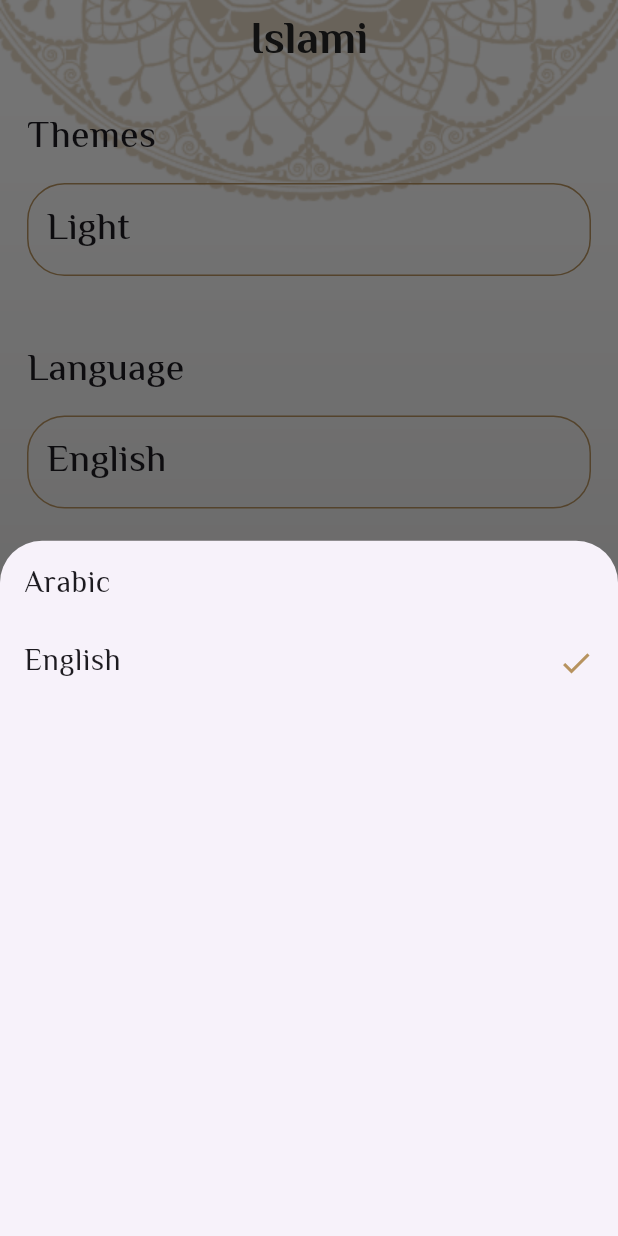
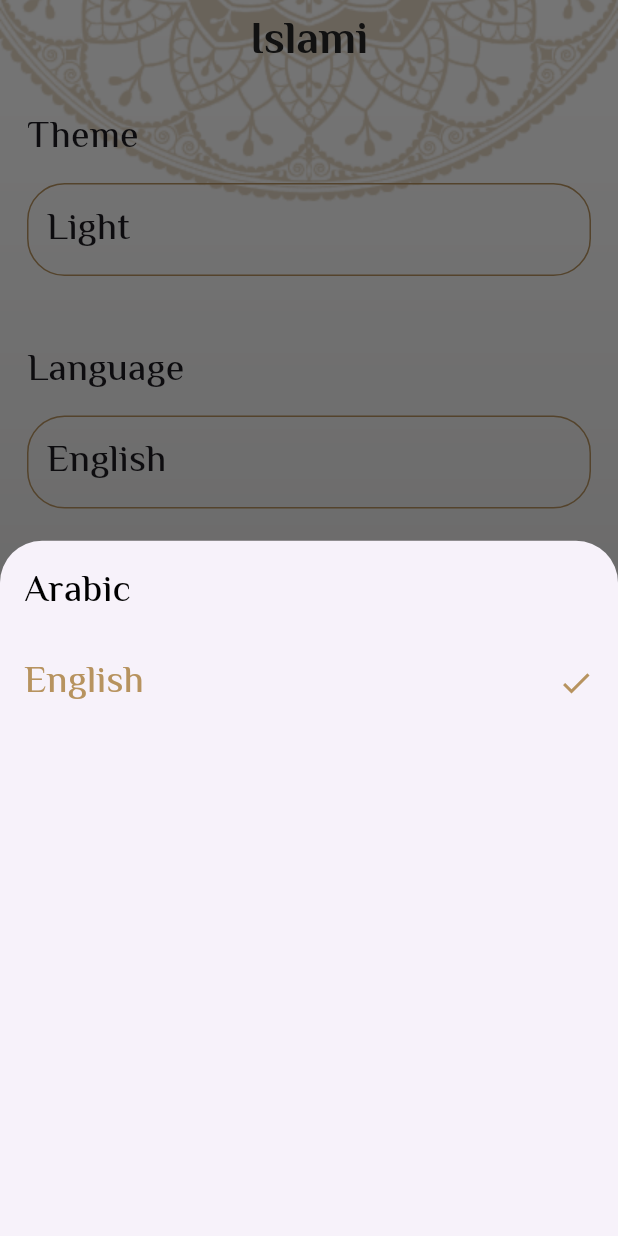
Before and after one commit to Hossam-Abdou/Islami_app, a Flutter app: the screen it shows after launch, item 5 of the bottom bar chosen, after a tap on "English", on a phone screen of 412 x 824 dp. Run offline on Flutter 3.47's test engine with Material 3 defaults, Android fonts, the phone set to English and light mode, and no system bars; our stand-ins replace easy_localization, google_fonts, shared_preferences.

```diff
--- /dev/null
+++ b/lib/app_strings/app_strings.dart
@@ -0,0 +1,19 @@
+class AppStrings {
+  static String islami = 'islami';
+  static String ahadeth = "ahadeth";
+  static String suraName = "suraName";
+  static String praisesCountNumber = "praisesCountNumber";
+
+  static String language = "language";
+  static String theme = "theme";
+  static String dark = "dark";
+
+  static String light = "light";
+  static String arabic = "arabic";
+  static String english = "english";
+  static String ayat = "ayat";
+  static String sebha = "sebha";
+  static String radio = "radio";
+  static String setting = "setting";
+  static String quran = "quran";
+}
--- a/lib/home/bottom_sheet/language_bottom_sheeet.dart
+++ b/lib/home/bottom_sheet/language_bottom_sheeet.dart
@@ -1,4 +1,6 @@
+import 'package:easy_localization/easy_localization.dart';
 import 'package:flutter/material.dart';
+import 'package:islami_c11_str/app_strings/app_strings.dart';
 import 'package:islami_c11_str/my_theme_data.dart';
 import 'package:islami_c11_str/providers/my_provider.dart';
 import 'package:provider/provider.dart';
@@ -13,44 +15,49 @@ class LanguageBottomSheeet extends StatelessWidget {
       padding: const EdgeInsets.all(16.0),
       child: Column(
         children: [
-          Row(
+          InkWell(
+            onTap: ()
+            {
+              context.setLocale(Locale("ar"));
+              Navigator.pop(context);
+            },
+            child: Row(
               mainAxisAlignment: MainAxisAlignment.spaceBetween,
               children: [
                 Text(
-                'Arabic',
-                style: themeProvider.mode == ThemeMode.dark
+                  AppStrings.arabic.tr(),
+                    style: context.locale == Locale("ar")
                         ? Theme.of(context)
                         .textTheme
-                        .bodySmall
-                        ?.copyWith(color: Colors.black)
-                    : Theme.of(context).textTheme.bodySmall,
+                        .bodyMedium
+                        ?.copyWith(color: MyThemeData.primaryColor)
+                        : Theme.of(context).textTheme.bodyMedium?.copyWith(color: Colors.black,)),
+                context.locale == Locale("ar") ? Icon(Icons.done,color: MyThemeData.primaryColor,) : SizedBox()
+              ],
             ),
-              // Icon(
-              //   Icons.check,
-              //   color: MyThemeData.primaryColor,
-              // ),
-            ],
           ),
           SizedBox(
             height: 25,
           ),
-          Row(
+          InkWell(
+            onTap: () {
+              context.setLocale(Locale("en"));
+              Navigator.pop(context);
+            },
+            child: Row(
               mainAxisAlignment: MainAxisAlignment.spaceBetween,
               children: [
                 Text(
-                'English',
-                style: themeProvider.mode == ThemeMode.dark
+                  AppStrings.english.tr(),
+                    style: context.locale == Locale("en")
                         ? Theme.of(context)
                         .textTheme
-                        .bodySmall
-                        ?.copyWith(color: MyThemeData.primaryDarkColor)
-                    : Theme.of(context).textTheme.bodySmall,
+                        .bodyMedium
+                        ?.copyWith(color: MyThemeData.primaryColor)
+                        : Theme.of(context).textTheme.bodyMedium?.copyWith(color: Colors.black,)),
+                context.locale == Locale("en") ? Icon(Icons.done,color: MyThemeData.primaryColor,) : SizedBox()
+              ],
             ),
-              Icon(
-                Icons.check,
-                color: MyThemeData.primaryColor,
-              ),
-            ],
           ),
         ],
       ),
--- a/lib/home/bottom_sheet/theme_bottom_sheet.dart
+++ b/lib/home/bottom_sheet/theme_bottom_sheet.dart
@@ -1,4 +1,6 @@
+import 'package:easy_localization/easy_localization.dart';
 import 'package:flutter/material.dart';
+import 'package:islami_c11_str/app_strings/app_strings.dart';
 import 'package:islami_c11_str/my_theme_data.dart';
 import 'package:islami_c11_str/providers/my_provider.dart';
 import 'package:islami_c11_str/services/shared_prefrence/cached_keys.dart';
@@ -26,7 +28,7 @@ class ThemeBottomSheet extends StatelessWidget {
               mainAxisAlignment: MainAxisAlignment.spaceBetween,
               children: [
                 Text(
-                  'Light',
+                  AppStrings.light.tr(),
                   style: Theme.of(context).textTheme.bodySmall?.copyWith(
                       color: themeProvider.mode == ThemeMode.light
                           ? MyThemeData.primaryColor
@@ -53,7 +55,7 @@ class ThemeBottomSheet extends StatelessWidget {
               mainAxisAlignment: MainAxisAlignment.spaceBetween,
               children: [
                 Text(
-                  'Dark',
+                  AppStrings.dark.tr(),
                   style: Theme.of(context).textTheme.bodySmall?.copyWith(
                       color: themeProvider.mode == ThemeMode.dark
                           ? MyThemeData.primaryColor
--- a/lib/home/home.dart
+++ b/lib/home/home.dart
@@ -1,10 +1,13 @@
+import 'package:easy_localization/easy_localization.dart';
 import 'package:flutter/material.dart';
 import 'package:google_fonts/google_fonts.dart';
+import 'package:islami_c11_str/app_strings/app_strings.dart';
 import 'package:islami_c11_str/home/tabs/ahadeth.dart';
 import 'package:islami_c11_str/home/tabs/quran.dart';
 import 'package:islami_c11_str/home/tabs/radio.dart';
 import 'package:islami_c11_str/home/tabs/sebha.dart';
 import 'package:islami_c11_str/home/tabs/settings.dart';
+import 'package:islami_c11_str/main.dart';
 import 'package:islami_c11_str/providers/my_provider.dart';
 import 'package:provider/provider.dart';
 
@@ -29,12 +32,12 @@ class _HomeScreenState extends State<HomeScreen> {
             image: AssetImage(
               provider.mode == ThemeMode.light ? "assets/images/main_bg.png":"assets/images/dark_bg.png",
             ),
-            fit: BoxFit.cover),
+            fit: BoxFit.cover,),
       ),
       child: Scaffold(
         appBar: AppBar(
           title:  Text(
-            "Islami",
+            AppStrings.islami.tr(),
           ),
         ),
         bottomNavigationBar: BottomNavigationBar(
--- a/lib/home/tabs/quran.dart
+++ b/lib/home/tabs/quran.dart
@@ -1,5 +1,8 @@
+import 'package:easy_localization/easy_localization.dart';
 import 'package:flutter/material.dart';
 import 'package:google_fonts/google_fonts.dart';
+import 'package:islami_c11_str/app_strings/app_strings.dart';
+import 'package:islami_c11_str/home/bottom_sheet/theme_bottom_sheet.dart';
 import 'package:islami_c11_str/sura_details.dart';
 import 'package:islami_c11_str/sura_model.dart';
 
@@ -134,7 +137,7 @@ class QuranTab extends StatelessWidget {
         ),
         Divider(),
         Text(
-          "Sura Names",
+          AppStrings.suraName.tr(),
           style:
               Theme.of(context).textTheme.bodyMedium),
         Divider(),
--- a/lib/home/tabs/sebha.dart
+++ b/lib/home/tabs/sebha.dart
@@ -1,5 +1,8 @@
+import 'package:easy_localization/easy_localization.dart';
 import 'package:flutter/cupertino.dart';
 import 'package:flutter/material.dart';
+import 'package:islami_c11_str/app_strings/app_strings.dart';
+import 'package:islami_c11_str/home/bottom_sheet/language_bottom_sheeet.dart';
 import 'package:islami_c11_str/my_theme_data.dart';
 import 'package:islami_c11_str/providers/my_provider.dart';
 import 'package:provider/provider.dart';
@@ -34,7 +37,7 @@ class _SebhaScreenState extends State<SebhaTab> {
               height: 41,
             ),
             Text(
-              'عدد التسبيحات',
+              AppStrings.praisesCountNumber.tr(),
               style: Theme.of(context).textTheme.bodySmall,
             ),
             Container(
--- a/lib/home/tabs/settings.dart
+++ b/lib/home/tabs/settings.dart
@@ -1,4 +1,6 @@
+import 'package:easy_localization/easy_localization.dart';
 import 'package:flutter/material.dart';
+import 'package:islami_c11_str/app_strings/app_strings.dart';
 import 'package:islami_c11_str/home/bottom_sheet/language_bottom_sheeet.dart';
 import 'package:islami_c11_str/home/bottom_sheet/theme_bottom_sheet.dart';
 import 'package:islami_c11_str/providers/my_provider.dart';
@@ -6,6 +8,7 @@ import 'package:provider/provider.dart';
 
 class SettingsTab extends StatelessWidget {
   const SettingsTab({super.key});
+
   static const String routeName = "SettingTab";
 
   @override
@@ -17,7 +20,7 @@ class SettingsTab extends StatelessWidget {
       child: Column(
         crossAxisAlignment: CrossAxisAlignment.start,
         children: [
-          Text("Themes"),
+          Text(AppStrings.theme.tr()),
           SizedBox(
             height: 12,
           ),
@@ -33,15 +36,19 @@ class SettingsTab extends StatelessWidget {
               width: double.infinity,
               decoration: BoxDecoration(
                 borderRadius: BorderRadius.circular(25),
-                border: Border.all(color: themeProvider.mode==ThemeMode.dark?Colors.white:Theme.of(context).primaryColor),
+                border: Border.all(
+                    color: themeProvider.mode == ThemeMode.dark
+                        ? Colors.white
+                        : Theme.of(context).primaryColor),
               ),
-              child: Text(themeProvider.mode == ThemeMode.light ? "Light" : "Dark"),
+              child: Text(
+                  themeProvider.mode == ThemeMode.light ? AppStrings.light.tr() : AppStrings.dark.tr(),),
             ),
           ),
           SizedBox(
             height: 45,
           ),
-          Text("Language"),
+          Text(AppStrings.language.tr()),
           SizedBox(
             height: 12,
           ),
@@ -57,9 +64,15 @@ class SettingsTab extends StatelessWidget {
               width: double.infinity,
               decoration: BoxDecoration(
                 borderRadius: BorderRadius.circular(25),
-                border: Border.all(color: themeProvider.mode==ThemeMode.dark?Colors.white:Theme.of(context).primaryColor),
+                border: Border.all(
+                    color: themeProvider.mode == ThemeMode.dark
+                        ? Colors.white
+                        : Theme.of(context).primaryColor),
               ),
-              child: Text('English'),
+              child: Text(
+                context.locale == Locale("ar") ? "arabic".tr() : "english".tr(),
+                style: Theme.of(context).textTheme.bodyMedium,
+              ),
             ),
           )
         ],
--- a/lib/main.dart
+++ b/lib/main.dart
@@ -1,3 +1,4 @@
+import 'package:easy_localization/easy_localization.dart';
 import 'package:flutter/material.dart';
 import 'package:islami_c11_str/hadeth_details.dart';
 import 'package:islami_c11_str/home/home.dart';
@@ -14,6 +15,7 @@ void main() async {
 
   await SharedPrefrenceHelper.init();
   // await SecureStorage.init();
+  await EasyLocalization.ensureInitialized();
 
   // Fetch the saved theme mode
   String? savedThemeMode = await SharedPrefrenceHelper.getData(key: CachedKeys.currentThemeMode);
@@ -28,8 +30,13 @@ void main() async {
   runApp(
     ChangeNotifierProvider(
       create: (context) => MyProvider()..mode = initialThemeMode,
-      child: MyApp(),
+      child: EasyLocalization(
+          supportedLocales: [Locale('en'), Locale('ar')],
+          path: 'assets/locales',
+          saveLocale: true,
+          child: MyApp()),
     ),
+
   );
 }
 
@@ -44,6 +51,9 @@ class MyApp extends StatelessWidget {
     var provider = Provider.of<MyProvider>(context);
 
     return MaterialApp(
+      localizationsDelegates: context.localizationDelegates,
+      supportedLocales: context.supportedLocales,
+      locale: context.locale,
       initialRoute: HomeScreen.routeName,
       themeMode: provider.mode,
       theme: MyThemeData.lightTheme,
--- a/lib/my_theme_data.dart
+++ b/lib/my_theme_data.dart
@@ -55,7 +55,7 @@ class MyThemeData {
           backgroundColor: Colors.transparent,
           elevation: 0,
           titleTextStyle: GoogleFonts.elMessiri(
-              color: Colors.white, fontSize: 30, fontWeight: FontWeight.bold)),
+              color: Colors.white, fontSize: 30, fontWeight: FontWeight.bold,),),
 
       dividerTheme:const DividerThemeData(color: yellowColor, thickness: 3),
       textTheme: TextTheme(
--- a/pubspec.yaml
+++ b/pubspec.yaml
@@ -40,6 +40,7 @@ dependencies:
   provider:
   shared_preferences:
   flutter_secure_storage:
+  easy_localization:
 
 dev_dependencies:
   flutter_test:
@@ -67,6 +68,7 @@ flutter:
   assets:
     - assets/images/
     - assets/files/
+    - assets/locales/
   #   - images/a_dot_ham.jpeg
 
   # An image asset can refer to one or more resolution-specific "variants", see
```
Also changed, not shown: assets/locales/ar.json (added, +18 -0 lines), assets/locales/en.json (added, +18 -0 lines), lib/hadeth_details.dart (+9 -5 lines), lib/home/tabs/ahadeth.dart (+11 -17 lines), pubspec.lock. Lines whose indentation alone changed are shown as unchanged.
